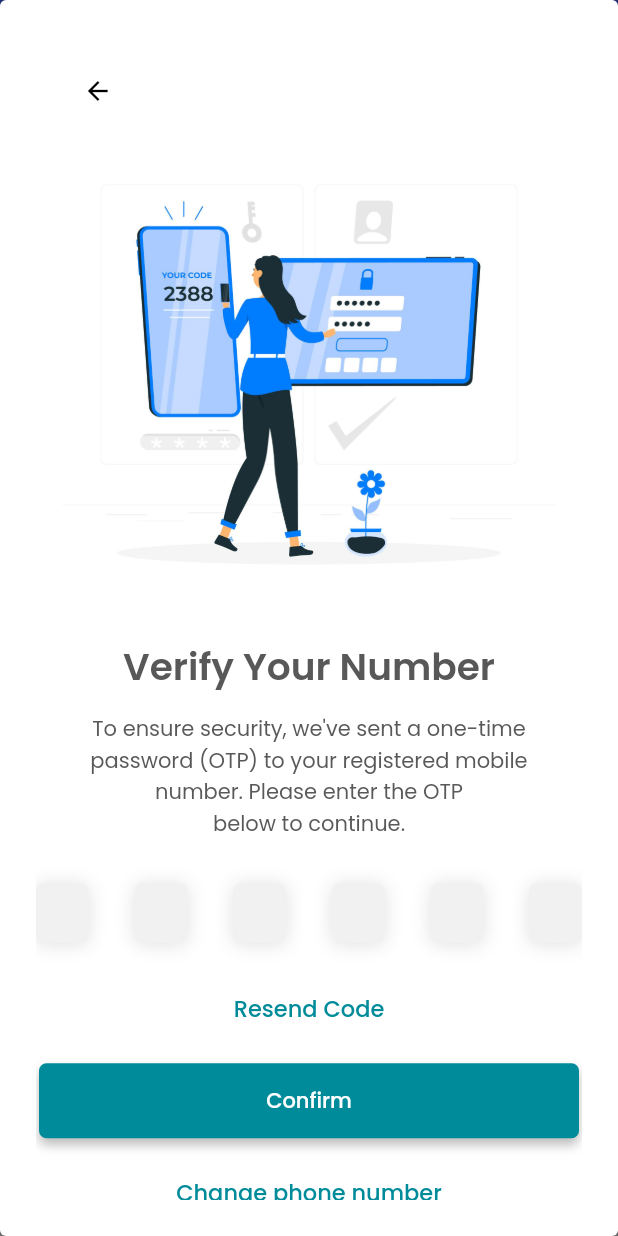
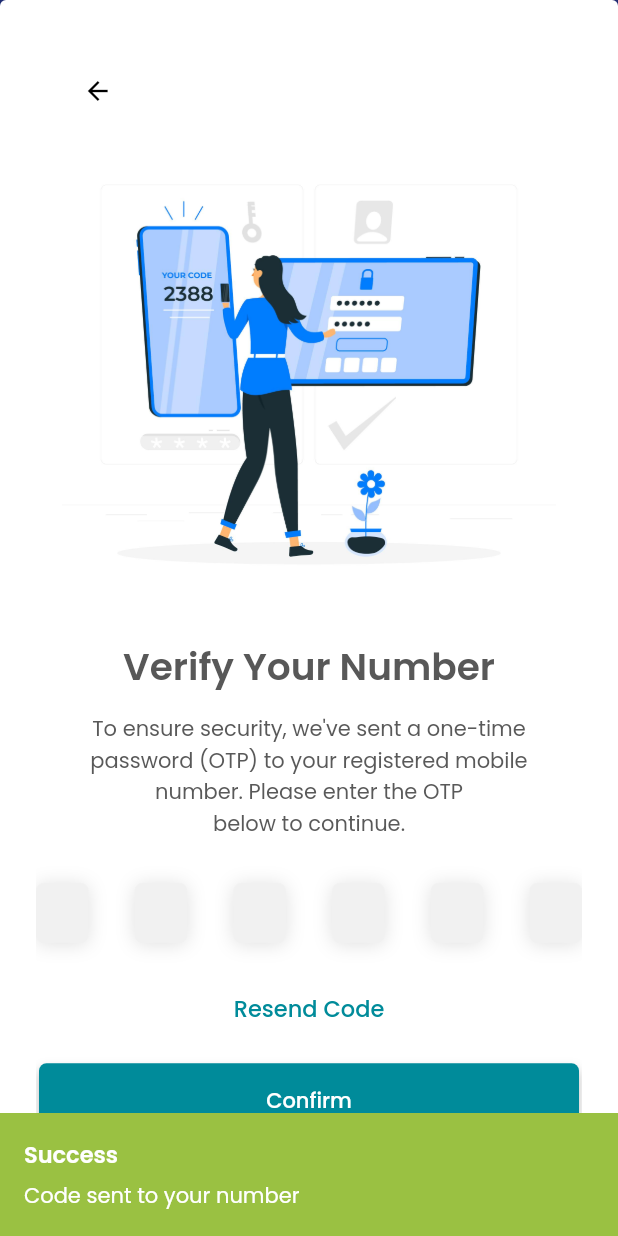
Before and after one commit to junaid4jd/jam3ia_flutter_app, a Flutter app: the VerifyPhoneView screen opened by its route, after a tap on "Verify", on a phone screen of 412 x 824 dp. Run offline on Flutter 3.47's test engine with Material 2 defaults, Android fonts, the light colour scheme and no system bars; drawn by our look-alikes of another_flushbar, country_code_picker, pin_code_fields; our stand-ins replace carousel_slider, dotted_border, dotted_line, percent_indicator, shared_preferences, smooth_page_indicator; missing offline and left inert: intro_screen_onboarding_flutter; accounts and stored records are empty.

Commit message:
8/30/23 commit 2nd

```diff
--- a/lib/view/authentication/login_view.dart
+++ b/lib/view/authentication/login_view.dart
@@ -338,6 +338,7 @@ class _LoginViewState extends State<LoginView> {
                                               },
                                             ),
                                           );
+                                          Utils.flushBarErrorMessage('Successfully Login', context, AppColors.darkGreenColor, 'Success', 2);
 
                                         //  Navigator.pushNamed(context, RoutesName.dashView);
 
@@ -455,6 +456,8 @@ class _LoginViewState extends State<LoginView> {
                                           ),
                                         );
 
+
+
                                       },
                                       child: Row(
                                         mainAxisAlignment: MainAxisAlignment.center,
--- a/lib/view/authentication/phone_view.dart
+++ b/lib/view/authentication/phone_view.dart
@@ -7,6 +7,7 @@ import 'package:jam3ia_flutter_app/res/colors.dart';
 import 'package:jam3ia_flutter_app/res/components/app_text.dart';
 import 'package:jam3ia_flutter_app/res/components/round_button.dart';
 import 'package:jam3ia_flutter_app/utils/routes/routes_name.dart';
+import 'package:jam3ia_flutter_app/utils/utils.dart';
 import 'package:jam3ia_flutter_app/view/authentication/login_view.dart';
 import 'package:pin_code_fields/pin_code_fields.dart';
 import 'package:shared_preferences/shared_preferences.dart';
@@ -180,7 +181,10 @@ class _VerifyPhoneViewState extends State<VerifyPhoneView> {
                 color: Color(0xFF495AFF),
                 title: 'Verify',
                 onPress: () {
+
+
                 registerUser(context);
+                Utils.flushBarErrorMessage('Code sent to your number', context, AppColors.darkGreenColor, 'Success', 3);
                   // Navigator.pushNamed(context, RoutesName.login);
 
                   // if (_emailAddressController.text.isEmpty) {
@@ -623,6 +627,9 @@ class _VerifyPhoneViewState extends State<VerifyPhoneView> {
                                   ),
                                 );
 
+                                Utils.flushBarErrorMessage('Code successfully verified', context, AppColors.darkGreenColor, 'Success', 3);
+
+
 
 
 
--- a/lib/view/authentication/register_view.dart
+++ b/lib/view/authentication/register_view.dart
@@ -653,10 +653,15 @@ class _RegisterViewState extends State<RegisterView> {
                               title: 'Register',
                               onPress: () {
                                 Navigator.pushNamed(context, RoutesName.dashView);
+                                Utils.flushBarErrorMessage('Account created successfully', context, AppColors.darkGreenColor, 'Success', 1);
+
+                                Future.delayed(Duration(seconds: 2)).then((value) {
+                                  Utils.flushBarErrorMessage('An email has been sent to you with documents that require your signature. Please upload them to app and complete the registration process', context,
+                                      AppColors.greenColor2, 'Attention', 5);
+                                });
 
                                 // if (_emailAddressController.text.isEmpty) {
-                                Utils.flushBarErrorMessage('An email has been sent to you with documents that require your signature. Please upload them to app and complete the registration process', context,
-                                    AppColors.greenColor2, 'Attention', 8);
+
 
                                 // } else if (_passwordController.text.isEmpty) {
                                 //   Utils.flushBarErrorMessage('Enter password ', context,
```
